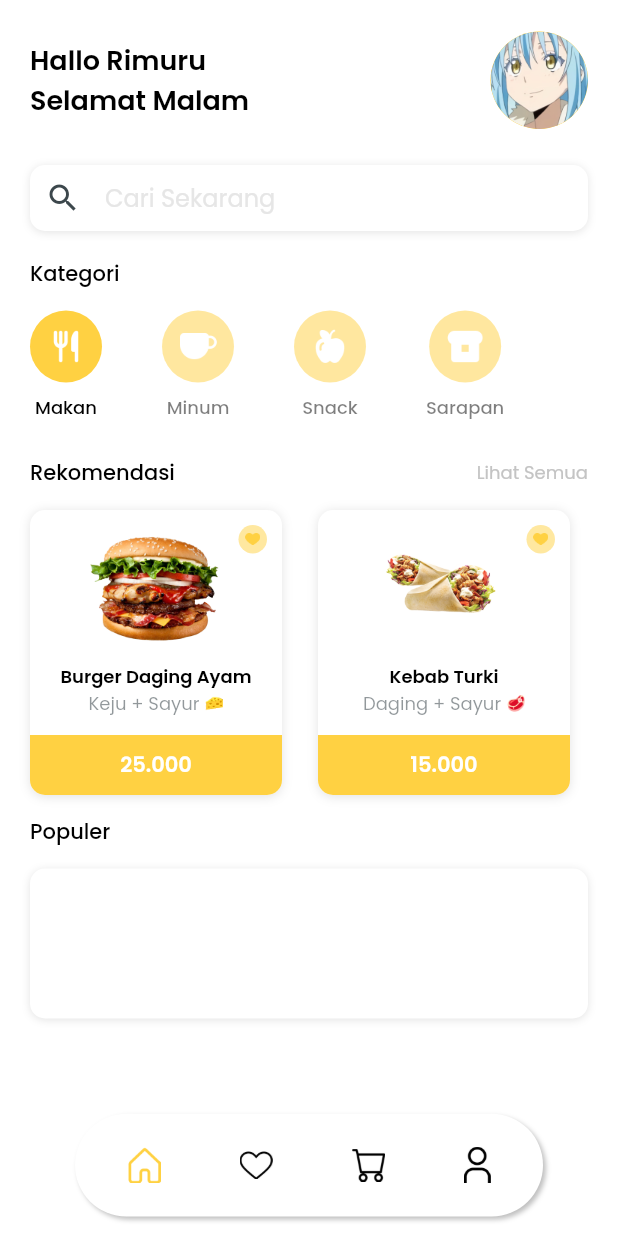
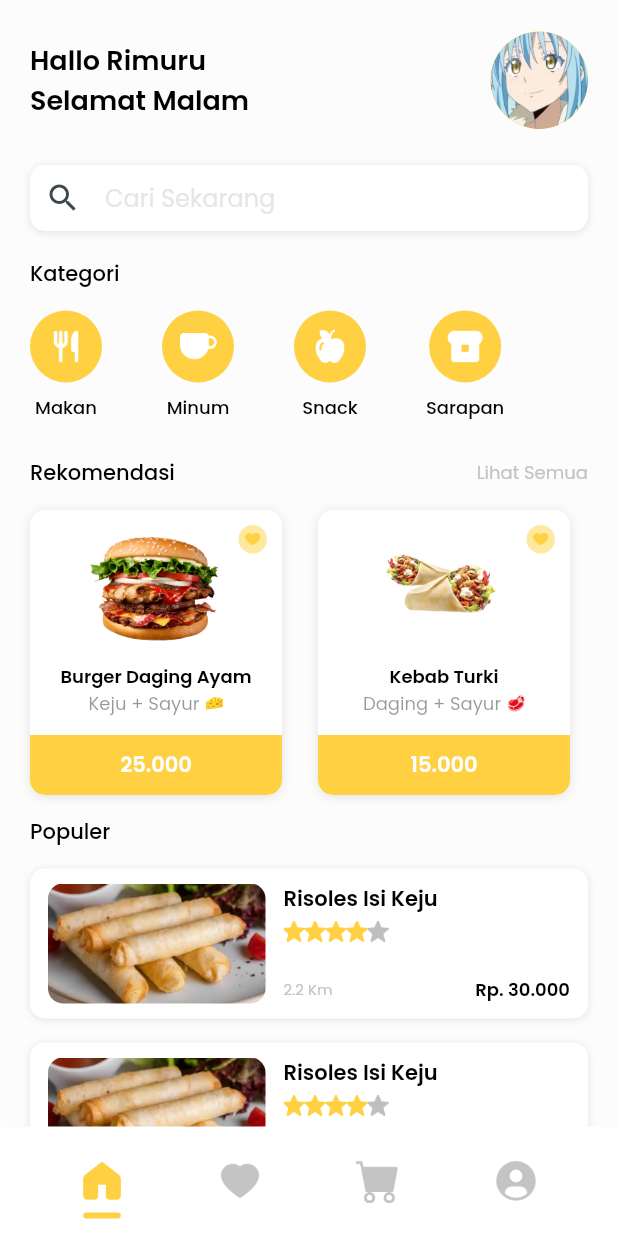
Before and after one commit to J-Orlant/hafoo, a Flutter app: the MainPage screen opened by its route, on a phone screen of 412 x 824 dp. Run offline on Flutter 3.47's test engine with Material 2 defaults, Android fonts, the phone set to English and light mode, and no system bars; our stand-ins replace bloc, flutter_bloc, google_fonts.

Commit message:
update
+ fix navigation problem
+ homepage
+ detail food

```diff
--- a/lib/page/home/home_page.dart
+++ b/lib/page/home/home_page.dart
@@ -2,6 +2,7 @@ import 'package:flutter/material.dart';
 import 'package:hafoo/page/custom_scroll.dart';
 import 'package:hafoo/theme.dart';
 import 'package:hafoo/widget/kategori_item.dart';
+import 'package:hafoo/widget/populer_tile.dart';
 import 'package:hafoo/widget/rekomendasi_card.dart';
 
 class HomePage extends StatelessWidget {
@@ -220,29 +221,18 @@ class HomePage extends StatelessWidget {
             SizedBox(
               height: 14,
             ),
-            Container(
-              width: double.infinity,
-              height: 100,
-              margin: EdgeInsets.only(bottom: 16),
-              decoration: BoxDecoration(
-                color: kWhiteColor,
-                borderRadius: BorderRadius.circular(10),
-                boxShadow: [
-                  BoxShadow(
-                    offset: Offset(0, 1),
-                    blurRadius: 4,
-                    color: Color(0xffE0E0E0).withOpacity(0.9),
-                  ),
-                ],
-              ),
-            ),
+            PopulerTile(),
+            PopulerTile(),
+            SizedBox(
+              height: 60,
+            )
           ],
         ),
       );
     }
 
     return Scaffold(
-      backgroundColor: kWhiteColor,
+      backgroundColor: Color(0xffFCFCFC),
       body: SafeArea(
         child: ScrollConfiguration(
           behavior: MyBehavior(),
--- a/lib/page/main_page.dart
+++ b/lib/page/main_page.dart
@@ -33,9 +33,9 @@ class MainPage extends StatelessWidget {
         alignment: Alignment.bottomCenter,
         child: Container(
           width: double.infinity,
-          height: 68.5,
+          height: 73,
           padding: EdgeInsets.symmetric(
-            horizontal: 35,
+            horizontal: 53,
           ),
           decoration: BoxDecoration(
             color: kWhiteColor,
@@ -46,17 +46,12 @@ class MainPage extends StatelessWidget {
                 color: kBlackColor.withOpacity(0.25),
               ),
             ],
-            borderRadius: BorderRadius.circular(40),
-          ),
-          margin: EdgeInsets.only(
-            left: defaultMargin + 30,
-            right: defaultMargin + 30,
-            bottom: 13,
           ),
           child: Row(
             mainAxisAlignment: MainAxisAlignment.spaceBetween,
             crossAxisAlignment: CrossAxisAlignment.center,
-            children: const [
+            // ignore: prefer_const_literals_to_create_immutables
+            children: [
               NavigationItem(
                 icon: 'icon_home.png',
                 index: 0,
@@ -72,7 +67,6 @@ class MainPage extends StatelessWidget {
               NavigationItem(
                 icon: 'icon_profile_nav.png',
                 index: 3,
-                width: 17.5,
               ),
             ],
           ),
--- a/lib/widget/kategori_item.dart
+++ b/lib/widget/kategori_item.dart
@@ -1,7 +1,6 @@
 import 'package:flutter/material.dart';
-import 'package:hafoo/provider/kategori.dart';
+import 'package:hafoo/page/home/kategori_food_page.dart';
 import 'package:hafoo/theme.dart';
-import 'package:provider/provider.dart';
 
 class KategoriItem extends StatelessWidget {
   final String image;
@@ -16,14 +15,17 @@ class KategoriItem extends StatelessWidget {
 
   @override
   Widget build(BuildContext context) {
-    Kategori kategori = Provider.of<Kategori>(context);
-
     return GestureDetector(
       onTap: () {
-        kategori.selectedIndex = index;
+        Navigator.push(
+          context,
+          MaterialPageRoute(
+            builder: (context) => KategoriFoodPage(
+              kategori: text,
+            ),
+          ),
+        );
       },
-      child: Opacity(
-        opacity: (kategori.selectedIndex == index) ? 1 : 0.5,
       child: Container(
         margin: EdgeInsets.only(
           right: 40,
@@ -57,7 +59,6 @@ class KategoriItem extends StatelessWidget {
           ],
         ),
       ),
-      ),
     );
   }
 }
--- a/lib/widget/navigation_item.dart
+++ b/lib/widget/navigation_item.dart
@@ -10,7 +10,7 @@ class NavigationItem extends StatelessWidget {
   const NavigationItem({
     required this.icon,
     required this.index,
-    this.width = 22,
+    this.width = 30,
     Key? key,
   }) : super(key: key);
 
@@ -21,13 +21,28 @@ class NavigationItem extends StatelessWidget {
       onTap: () {
         context.read<PageCubit>().setPage(index);
       },
-      child: SizedBox(
+      child: Container(
         height: 68.5,
-        child: Image.asset(
-          'assets/$icon',
-          width: width,
-          // TODO: BUG COLOR
-          color: (state == index) ? kYellowColor1 : kBlackColor,
+        padding: EdgeInsets.only(top: 19),
+        child: Column(
+          children: [
+            Image.asset(
+              'assets/$icon',
+              width: width,
+              color: (state == index) ? kYellowColor1 : kGreyColor,
+            ),
+            SizedBox(
+              height: 6,
+            ),
+            Container(
+              width: 25,
+              height: 4,
+              decoration: BoxDecoration(
+                borderRadius: BorderRadius.circular(5),
+                color: (state == index) ? kYellowColor1 : Colors.transparent,
+              ),
+            ),
+          ],
         ),
       ),
     );
--- /dev/null
+++ b/lib/widget/populer_tile.dart
@@ -0,0 +1,108 @@
+import 'package:flutter/material.dart';
+import 'package:hafoo/theme.dart';
+
+class PopulerTile extends StatelessWidget {
+  const PopulerTile({Key? key}) : super(key: key);
+
+  @override
+  Widget build(BuildContext context) {
+    return Container(
+      width: double.infinity,
+      height: 100,
+      margin: EdgeInsets.only(bottom: 16),
+      padding: EdgeInsets.symmetric(
+        horizontal: 12,
+        vertical: 10,
+      ),
+      decoration: BoxDecoration(
+        color: kWhiteColor,
+        borderRadius: BorderRadius.circular(10),
+        boxShadow: [
+          BoxShadow(
+            offset: Offset(0, 1),
+            blurRadius: 4,
+            color: Color(0xffE0E0E0).withOpacity(0.9),
+          ),
+        ],
+      ),
+      child: Row(
+        children: [
+          Container(
+            width: 145,
+            height: 80,
+            margin: EdgeInsets.only(right: 12),
+            decoration: BoxDecoration(
+              borderRadius: BorderRadius.circular(10),
+              image: DecorationImage(
+                image: AssetImage('assets/image_risoles.png'),
+                fit: BoxFit.cover,
+              ),
+            ),
+          ),
+          Expanded(
+            child: Column(
+              crossAxisAlignment: CrossAxisAlignment.start,
+              children: [
+                Text(
+                  'Risoles Isi Keju',
+                  style: blackTextStyle.copyWith(
+                    fontWeight: semiBold,
+                  ),
+                ),
+                SizedBox(
+                  height: 4,
+                ),
+                Row(
+                  children: [
+                    Image.asset(
+                      'assets/icon_star.png',
+                      width: 14,
+                    ),
+                    Image.asset(
+                      'assets/icon_star.png',
+                      width: 14,
+                    ),
+                    Image.asset(
+                      'assets/icon_star.png',
+                      width: 14,
+                    ),
+                    Image.asset(
+                      'assets/icon_star.png',
+                      width: 14,
+                    ),
+                    Image.asset(
+                      'assets/icon_star.png',
+                      width: 14,
+                      color: kBlackColor.withOpacity(0.25),
+                    ),
+                  ],
+                ),
+                SizedBox(
+                  height: 23,
+                ),
+                Row(
+                  mainAxisAlignment: MainAxisAlignment.spaceBetween,
+                  children: [
+                    Text(
+                      '2.2 Km',
+                      style: greyTextStyle.copyWith(
+                        fontSize: 10,
+                      ),
+                    ),
+                    Text(
+                      'Rp. 30.000',
+                      style: blackTextStyle.copyWith(
+                        fontWeight: semiBold,
+                        fontSize: 12,
+                      ),
+                    ),
+                  ],
+                )
+              ],
+            ),
+          )
+        ],
+      ),
+    );
+  }
+}
--- a/lib/widget/rekomendasi_card.dart
+++ b/lib/widget/rekomendasi_card.dart
@@ -1,4 +1,5 @@
 import 'package:flutter/material.dart';
+import 'package:hafoo/page/home/detail_food_page.dart';
 import 'package:hafoo/theme.dart';
 
 class RekomendasiCard extends StatelessWidget {
@@ -18,7 +19,16 @@ class RekomendasiCard extends StatelessWidget {
 
   @override
   Widget build(BuildContext context) {
-    return Container(
+    return GestureDetector(
+      onTap: () {
+        Navigator.push(
+          context,
+          MaterialPageRoute(
+            builder: (context) => DetailFoodPage(),
+          ),
+        );
+      },
+      child: Container(
         width: 168,
         height: 186,
         margin: EdgeInsets.only(
@@ -126,6 +136,7 @@ class RekomendasiCard extends StatelessWidget {
             ),
           ],
         ),
+      ),
     );
   }
 }
```
Also changed, not shown: lib/main.dart (+0 -9 lines), lib/page/cart/cart_page.dart (+7 -3 lines), lib/page/favorite/favorite_page.dart (+7 -3 lines), lib/page/home/detail_food_page.dart (added, +445 -0 lines), lib/page/home/kategori_food_page.dart (added, +71 -0 lines), assets/icon_back.png (added), assets/icon_cart.png, assets/icon_favorite.png, assets/icon_home.png, assets/icon_profile_nav.png. Lines whose indentation alone changed are shown as unchanged.
